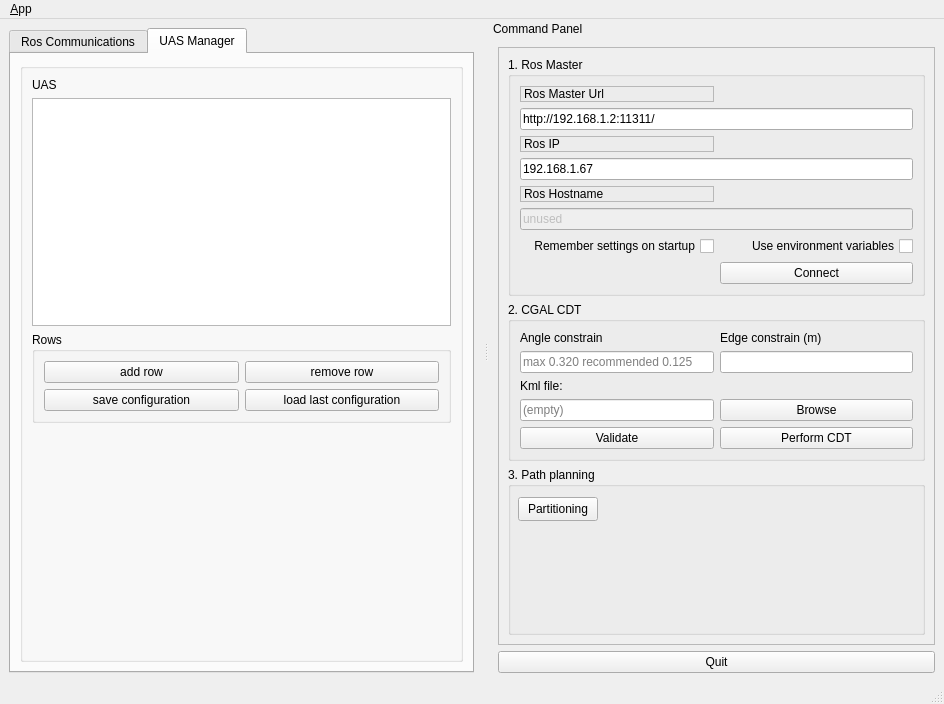
Old version of the form src/qtnp/ui/main_window.ui in the repository fbalaban/qtnp.
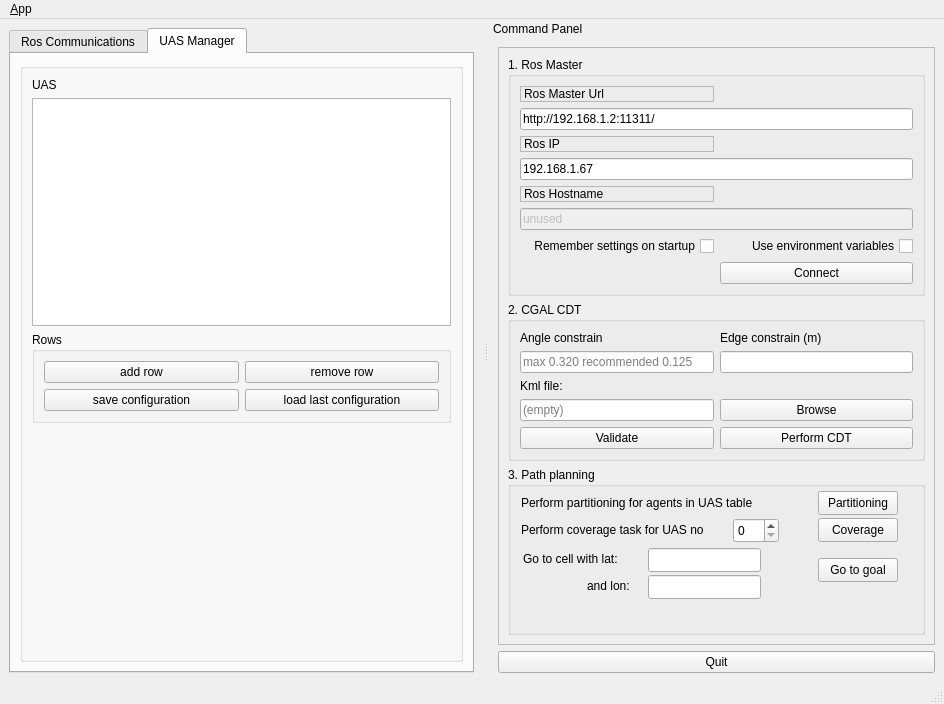
New version of the form. Icons and pictures are not drawn.

```diff
--- a/src/qtnp/ui/main_window.ui
+++ b/src/qtnp/ui/main_window.ui
@@ -507,8 +507,8 @@
           <widget class="QPushButton" name="button_partition">
            <property name="geometry">
             <rect>
-             <x>10</x>
-             <y>30</y>
+             <x>310</x>
+             <y>24</y>
              <width>80</width>
              <height>24</height>
             </rect>
@@ -523,6 +523,123 @@
             <string>Partitioning</string>
            </property>
           </widget>
+          <widget class="QPushButton" name="pushButton">
+           <property name="geometry">
+            <rect>
+             <x>310</x>
+             <y>51</y>
+             <width>80</width>
+             <height>24</height>
+            </rect>
+           </property>
+           <property name="text">
+            <string>Coverage</string>
+           </property>
+          </widget>
+          <widget class="QPushButton" name="pushButton_2">
+           <property name="geometry">
+            <rect>
+             <x>310</x>
+             <y>91</y>
+             <width>80</width>
+             <height>24</height>
+            </rect>
+           </property>
+           <property name="text">
+            <string>Go to goal</string>
+           </property>
+          </widget>
+          <widget class="QLabel" name="label_7">
+           <property name="geometry">
+            <rect>
+             <x>13</x>
+             <y>28</y>
+             <width>291</width>
+             <height>16</height>
+            </rect>
+           </property>
+           <property name="sizePolicy">
+            <sizepolicy hsizetype="Expanding" vsizetype="Preferred">
+             <horstretch>0</horstretch>
+             <verstretch>0</verstretch>
+            </sizepolicy>
+           </property>
+           <property name="text">
+            <string>Perform partitioning for agents in UAS table</string>
+           </property>
+          </widget>
+          <widget class="QLabel" name="label_9">
+           <property name="geometry">
+            <rect>
+             <x>13</x>
+             <y>55</y>
+             <width>221</width>
+             <height>16</height>
+            </rect>
+           </property>
+           <property name="text">
+            <string>Perform coverage task for UAS no </string>
+           </property>
+          </widget>
+          <widget class="QSpinBox" name="spinBox">
+           <property name="geometry">
+            <rect>
+             <x>225</x>
+             <y>51</y>
+             <width>46</width>
+             <height>25</height>
+            </rect>
+           </property>
+           <property name="maximum">
+            <number>10</number>
+           </property>
+          </widget>
+          <widget class="QLabel" name="label_10">
+           <property name="geometry">
+            <rect>
+             <x>15</x>
+             <y>84</y>
+             <width>111</width>
+             <height>16</height>
+            </rect>
+           </property>
+           <property name="text">
+            <string>Go to cell with lat:</string>
+           </property>
+          </widget>
+          <widget class="QLabel" name="label_11">
+           <property name="geometry">
+            <rect>
+             <x>79</x>
+             <y>111</y>
+             <width>58</width>
+             <height>16</height>
+            </rect>
+           </property>
+           <property name="text">
+            <string>and lon:</string>
+           </property>
+          </widget>
+          <widget class="QLineEdit" name="lineEdit">
+           <property name="geometry">
+            <rect>
+             <x>140</x>
+             <y>81</y>
+             <width>113</width>
+             <height>24</height>
+            </rect>
+           </property>
+          </widget>
+          <widget class="QLineEdit" name="lineEdit_2">
+           <property name="geometry">
+            <rect>
+             <x>140</x>
+             <y>108</y>
+             <width>113</width>
+             <height>24</height>
+            </rect>
+           </property>
+          </widget>
          </widget>
         </item>
        </layout>
```
Left out of the diff: 48 changed lines with no effect on the pictures.
